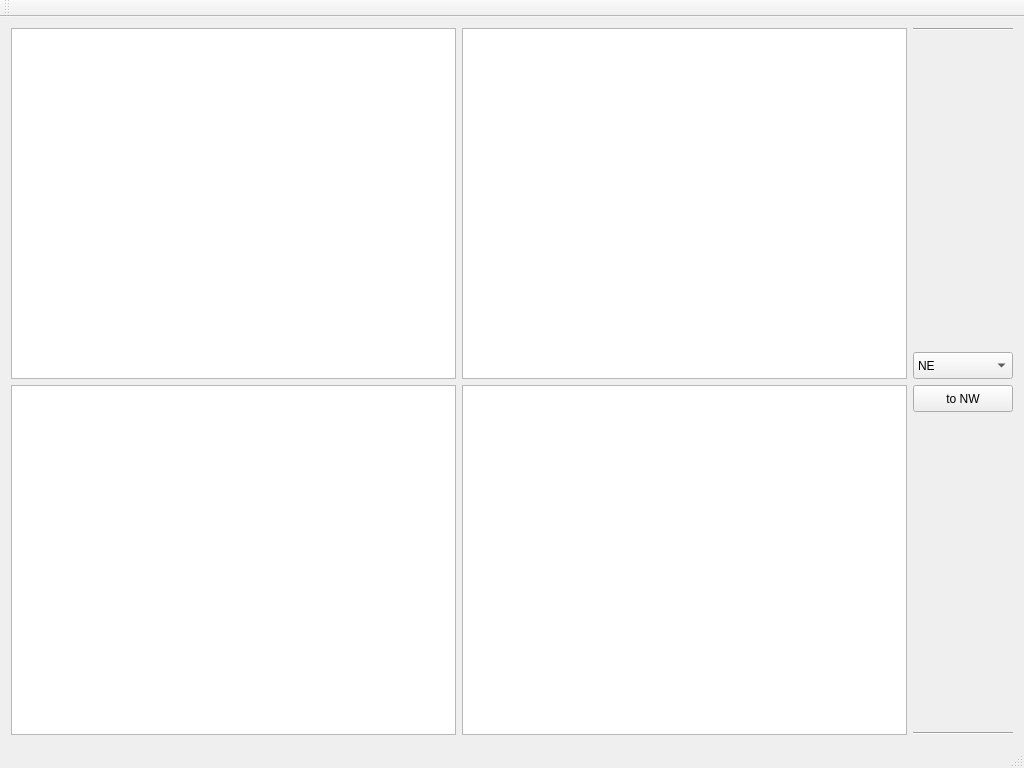
The window that src/mainwindow.ui (y-friedel/luwak) describes before a commit, drawn with Qt 5.
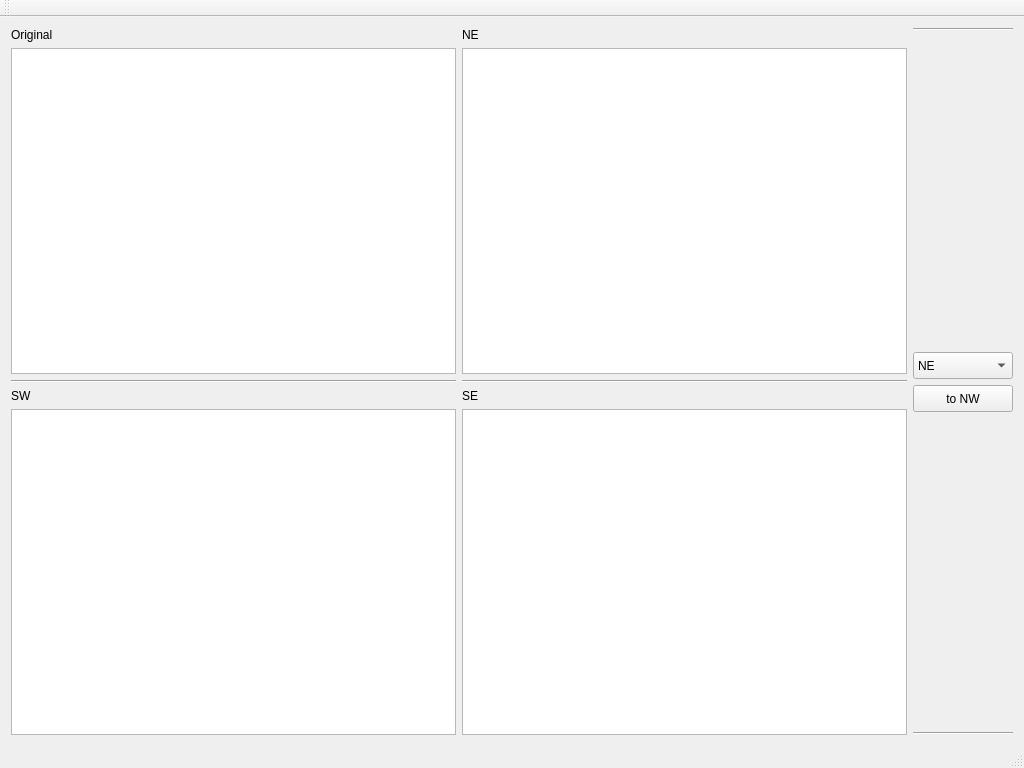
The same window after the commit.

```diff
--- a/src/mainwindow.ui
+++ b/src/mainwindow.ui
@@ -37,17 +37,24 @@
       </property>
       <item>
        <layout class="QGridLayout" name="imgGridLayout">
-        <item row="0" column="1">
-         <widget class="QGraphicsView" name="graphicsViewNE">
-          <property name="verticalScrollBarPolicy">
-           <enum>Qt::ScrollBarAlwaysOff</enum>
-          </property>
-          <property name="horizontalScrollBarPolicy">
-           <enum>Qt::ScrollBarAlwaysOff</enum>
-          </property>
-         </widget>
-        </item>
         <item row="1" column="1">
+         <widget class="QGraphicsView" name="graphicsViewNE">
+          <property name="verticalScrollBarPolicy">
+           <enum>Qt::ScrollBarAlwaysOff</enum>
+          </property>
+          <property name="horizontalScrollBarPolicy">
+           <enum>Qt::ScrollBarAlwaysOff</enum>
+          </property>
+         </widget>
+        </item>
+        <item row="3" column="1">
+         <widget class="QLabel" name="l_SE">
+          <property name="text">
+           <string>SE</string>
+          </property>
+         </widget>
+        </item>
+        <item row="4" column="1">
          <widget class="QGraphicsView" name="graphicsViewSE">
           <property name="verticalScrollBarPolicy">
            <enum>Qt::ScrollBarAlwaysOff</enum>
@@ -57,7 +64,7 @@
           </property>
          </widget>
         </item>
-        <item row="1" column="0">
+        <item row="4" column="0">
          <widget class="QGraphicsView" name="graphicsViewSW">
           <property name="verticalScrollBarPolicy">
            <enum>Qt::ScrollBarAlwaysOff</enum>
@@ -67,7 +74,28 @@
           </property>
          </widget>
         </item>
+        <item row="3" column="0">
+         <widget class="QLabel" name="l_SW">
+          <property name="text">
+           <string>SW</string>
+          </property>
+         </widget>
+        </item>
+        <item row="0" column="1">
+         <widget class="QLabel" name="l_NE">
+          <property name="text">
+           <string>NE</string>
+          </property>
+         </widget>
+        </item>
         <item row="0" column="0">
+         <widget class="QLabel" name="l_NW">
+          <property name="text">
+           <string>Original</string>
+          </property>
+         </widget>
+        </item>
+        <item row="1" column="0">
          <widget class="QGraphicsView" name="graphicsViewNW">
           <property name="verticalScrollBarPolicy">
            <enum>Qt::ScrollBarAlwaysOff</enum>
@@ -77,6 +105,20 @@
           </property>
          </widget>
         </item>
+        <item row="2" column="0">
+         <widget class="Line" name="line_3">
+          <property name="orientation">
+           <enum>Qt::Horizontal</enum>
+          </property>
+         </widget>
+        </item>
+        <item row="2" column="1">
+         <widget class="Line" name="line_4">
+          <property name="orientation">
+           <enum>Qt::Horizontal</enum>
+          </property>
+         </widget>
+        </item>
        </layout>
       </item>
       <item>
```
